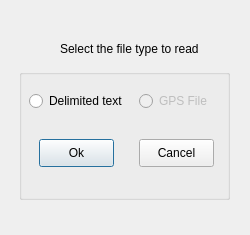
Qt form easygeotagger/src/plugins/gps_plugin/filetypedialog.ui (alexbruy/EasyGeoTagger) before a commit.
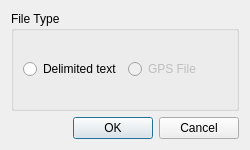
The same form after that commit.

Commit message: -Changed the button on the editor to a button box -Some updated to the gps plugin

What changed in the file:
```diff
--- a/easygeotagger/src/plugins/gps_plugin/filetypedialog.ui
+++ b/easygeotagger/src/plugins/gps_plugin/filetypedialog.ui
@@ -1,98 +1,65 @@
 <ui version="4.0" >
  <class>FileTypeDialog</class>
- <widget class="QDialog" name="FileTypeDialog" >
-  <property name="geometry" >
+ <widget class="QDialog" name="FileTypeDialog">
+  <property name="geometry">
    <rect>
     <x>0</x>
     <y>0</y>
     <width>250</width>
-    <height>235</height>
+    <height>150</height>
    </rect>
   </property>
   <property name="windowTitle" >
    <string>Select file type</string>
   </property>
-  <widget class="QGroupBox" name="groupBox" >
-   <property name="geometry" >
-    <rect>
-     <x>19</x>
-     <y>69</y>
-     <width>211</width>
-     <height>131</height>
-    </rect>
-   </property>
-   <property name="title" >
-    <string/>
-   </property>
-   <widget class="QRadioButton" name="rbDelimitedText" >
-    <property name="geometry" >
-     <rect>
-      <x>10</x>
-      <y>20</y>
-      <width>98</width>
-      <height>24</height>
-     </rect>
-    </property>
-    <property name="text" >
-     <string>Delimited text</string>
-    </property>
-   </widget>
-   <widget class="QRadioButton" name="rbGPSFile" >
-    <property name="enabled" >
-     <bool>false</bool>
-    </property>
-    <property name="geometry" >
-     <rect>
-      <x>120</x>
-      <y>20</y>
-      <width>72</width>
-      <height>24</height>
-     </rect>
-    </property>
-    <property name="text" >
-     <string>GPS File</string>
-    </property>
-   </widget>
-   <widget class="QPushButton" name="pbtnOk" >
-    <property name="geometry" >
-     <rect>
-      <x>20</x>
-      <y>70</y>
-      <width>75</width>
-      <height>28</height>
-     </rect>
-    </property>
-    <property name="text" >
-     <string>Ok</string>
-    </property>
-   </widget>
-   <widget class="QPushButton" name="pbtnCancel" >
-    <property name="geometry" >
-     <rect>
-      <x>120</x>
-      <y>70</y>
-      <width>75</width>
-      <height>28</height>
-     </rect>
-    </property>
-    <property name="text" >
-     <string>Cancel</string>
-    </property>
-   </widget>
-  </widget>
-  <widget class="QLabel" name="label" >
-   <property name="geometry" >
-    <rect>
-     <x>60</x>
-     <y>40</y>
-     <width>140</width>
-     <height>18</height>
-    </rect>
-   </property>
-   <property name="text" >
-    <string>Select the file type to read</string>
-   </property>
-  </widget>
+  <layout class="QGridLayout" name="gridLayout_2">
+   <item row="0" column="0" colspan="2">
+    <widget class="QGroupBox" name="groupBox">
+     <property name="title">
+      <string>File Type</string>
+     </property>
+     <layout class="QGridLayout" name="gridLayout">
+      <item row="0" column="0">
+       <widget class="QRadioButton" name="rbDelimitedText">
+        <property name="text">
+         <string>Delimited text</string>
+        </property>
+       </widget>
+      </item>
+      <item row="0" column="1">
+       <widget class="QRadioButton" name="rbGPSFile">
+        <property name="enabled">
+         <bool>false</bool>
+        </property>
+        <property name="text">
+         <string>GPS File</string>
+        </property>
+       </widget>
+      </item>
+     </layout>
+    </widget>
+   </item>
+   <item row="1" column="0">
+    <spacer name="horizontalSpacer">
+     <property name="orientation">
+      <enum>Qt::Horizontal</enum>
+     </property>
+     <property name="sizeHint" stdset="0">
+      <size>
+       <width>57</width>
+       <height>20</height>
+      </size>
+     </property>
+    </spacer>
+   </item>
+   <item row="1" column="1">
+    <widget class="QDialogButtonBox" name="buttonBox">
+     <property name="standardButtons">
+      <set>QDialogButtonBox::Cancel|QDialogButtonBox::Ok</set>
+     </property>
+    </widget>
+   </item>
+  </layout>
  </widget>
  <resources/>
  <connections/>
```
Left out of the diff: 7 changed lines with no effect on the pictures. The commit also changes 5 other files.
